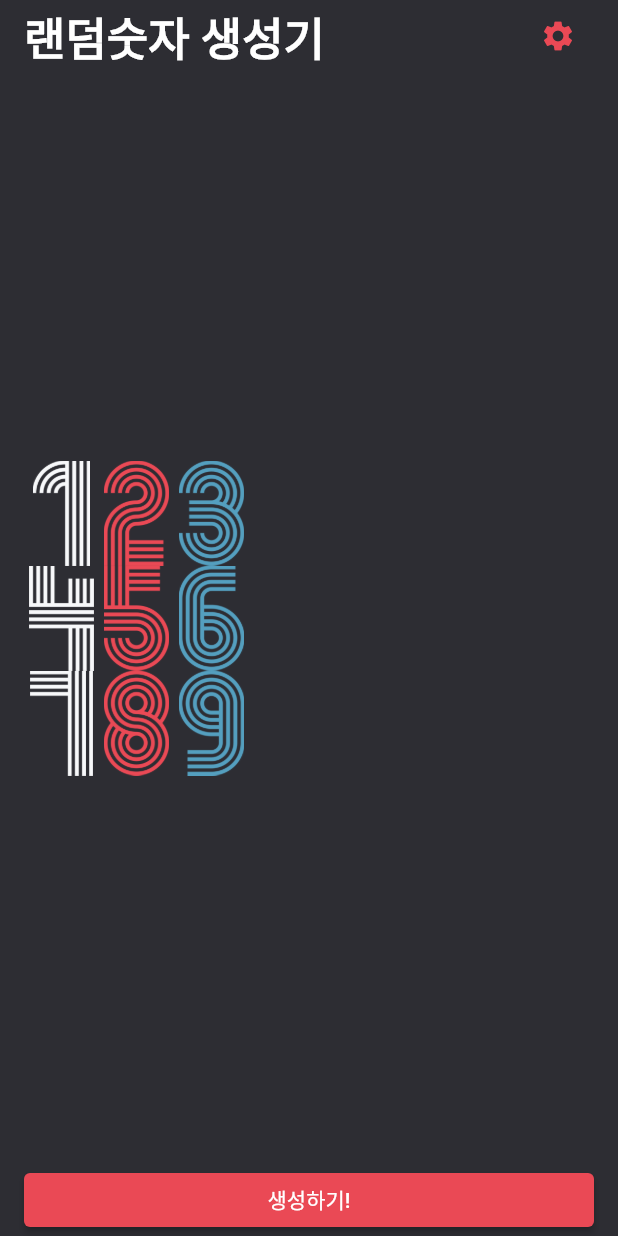
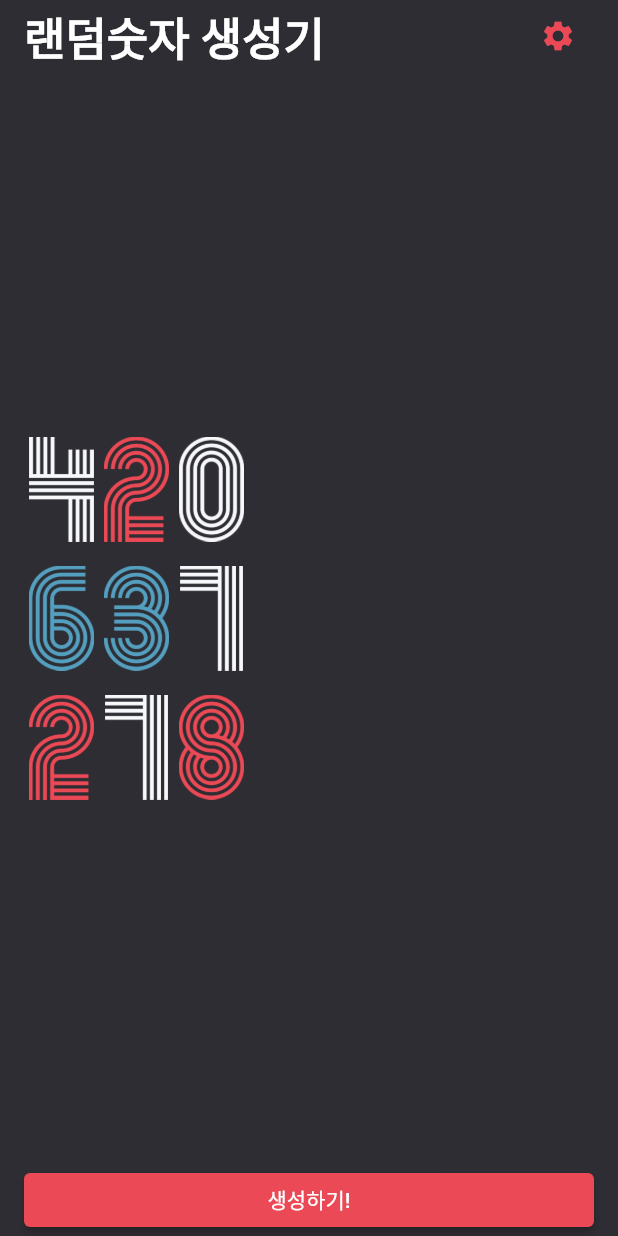
Before and after one commit to lee-kangpyo/test-flutter, a Flutter app: the screen it shows after launch, after a tap on "생성하기!", on a phone screen of 412 x 824 dp. Run offline on Flutter 3.47's test engine with Material 2 defaults, Android fonts, the phone set to English and light mode, and no system bars; our stand-ins replace dio, firebase_analytics, firebase_core, firebase_database, firebase_messaging, webview_flutter; missing offline and left inert: encrypt, kpostal, rsa_encrypt; accounts and stored records are empty.

Commit message:
난수 생성, 코드 정리, Navigation 이동

```diff
--- a/code_factory/random_number_generator/lib/screen/home_screen.dart
+++ b/code_factory/random_number_generator/lib/screen/home_screen.dart
@@ -1,5 +1,8 @@
+import 'dart:math';
+
 import 'package:flutter/material.dart';
 import 'package:random_number_generator/constant/color.dart';
+import 'package:random_number_generator/screen/settings_screen.dart';
 
 class HomeScreen extends StatefulWidget {
   const HomeScreen({Key? key}) : super(key: key);
@@ -9,22 +12,54 @@ class HomeScreen extends StatefulWidget {
 }
 
 class _HomeScreenState extends State<HomeScreen> {
+  List<int> randomNumbers = [123, 456, 789];
+
   @override
   Widget build(BuildContext context) {
     return Scaffold(
       backgroundColor: PRIMARY_COLOR,
       body: SafeArea(
         child: Padding(
-          // EdgeInsets.zero - 패딩 0
-          // EdgeInsets.all - 상하좌우 모든 곳에 적용
-          // EdgeInsets.fromLTRB - 왼쪽, 위, 오른쪽 아래
-          // EdgeInsets.only(top: 16.0, bottom:16.0) - 네임드 파라메터로 적용
-          // EdgeInsets.symmetric(horizontal: 16,vertical: 0) - 대칭으로 적용
           padding: const EdgeInsets.symmetric(horizontal: 16.0),
           child: Column(
             crossAxisAlignment: CrossAxisAlignment.start,
             children: [
-              Row(
+              _Header(),
+              _Body(
+                randomNumbers: randomNumbers,
+              ),
+              _Bottom(
+                onPressed: onRandomNumberGenerate,
+              ),
+            ],
+          ),
+        ),
+      ),
+    );
+  }
+
+  void onRandomNumberGenerate() {
+    final rand = Random();
+
+    final Set<int> newNumbers = {};
+
+    while (newNumbers.length != 3) {
+      final number = rand.nextInt(1000);
+      newNumbers.add(number);
+    }
+
+    setState(() {
+      randomNumbers = newNumbers.toList();
+    });
+  }
+}
+
+class _Header extends StatelessWidget {
+  const _Header({Key? key}) : super(key: key);
+
+  @override
+  Widget build(BuildContext context) {
+    return Row(
       mainAxisAlignment: MainAxisAlignment.spaceBetween,
       children: [
         const Text(
@@ -36,21 +71,52 @@ class _HomeScreenState extends State<HomeScreen> {
           ),
         ),
         IconButton(
-                    onPressed: () {},
+          onPressed: () {
+            /*
+            Theme.of(context)
+            MediaQuery.of(context)
+            Navigator.of(context)
+            */
+
+            // list의 add와 같다.
+            // 새로운 스크린을 라우터 스택에 넣기 위해  push라는 키워드를 사용
+            //[HomeScreen(), SettingsScreen()]
+            // Route = screen
+            Navigator.of(context).push(
+              MaterialPageRoute(
+                  builder: (BuildContext context){
+                    return const SettingsScreen();
+                  },
+              )
+            );
+          },
           icon: const Icon(
             Icons.settings,
             color: RED_COLOR,
           ),
         ),
       ],
-              ),
-              Expanded(
+    );
+  }
+}
+
+class _Body extends StatelessWidget {
+  final List<int> randomNumbers;
+  const _Body({required this.randomNumbers, Key? key}) : super(key: key);
+
+  @override
+  Widget build(BuildContext context) {
+    return Expanded(
       child: Column(
           mainAxisAlignment: MainAxisAlignment.center,
-                    children: [123, 456, 789]
+          children: randomNumbers
+              .asMap()
+              .entries
               .map(
-                          (x) => Row(
-                            children: x
+                (x) => Padding(
+                  padding: EdgeInsets.only(bottom: x.key == 2 ? 0 : 16.0),
+                  child: Row(
+                    children: x.value
                         .toString()
                         .split("")
                         .map(
@@ -62,23 +128,26 @@ class _HomeScreenState extends State<HomeScreen> {
                         )
                         .toList(),
                   ),
+                ),
               )
               .toList()),
-              ),
-              // container, sizedBox
-              // sizedBox는 기능이 좀더 적은 위젯 너비, 높이만 설정가능 성능이 미세하게 좋음
-              // container는 색, 테두리 등을 설정 가능
-              SizedBox(
+    );
+  }
+}
+
+class _Bottom extends StatelessWidget {
+  final VoidCallback onPressed;
+
+  const _Bottom({required this.onPressed, Key? key}) : super(key: key);
+
+  @override
+  Widget build(BuildContext context) {
+    return SizedBox(
       width: double.infinity,
       child: ElevatedButton(
         style: ElevatedButton.styleFrom(primary: RED_COLOR),
-                  onPressed: () {},
-                  child: Text("생성하기!"),
-                ),
-              )
-            ],
-          ),
-        ),
+        onPressed: onPressed,
+        child: const Text("생성하기!"),
       ),
     );
   }
```
Also changed, not shown: code_factory/random_number_generator/lib/screen/settings_screen.dart (added, +19 -0 lines). Lines whose indentation alone changed are shown as unchanged.
